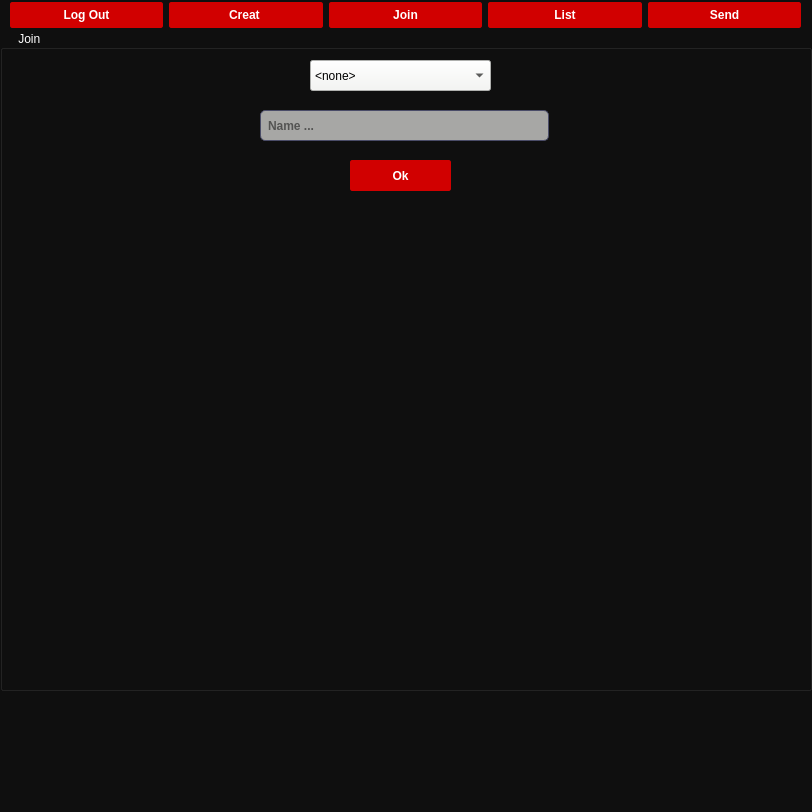
Qt form user_page.ui (Pouyaamini123/Messenger_smile_20) before a commit.
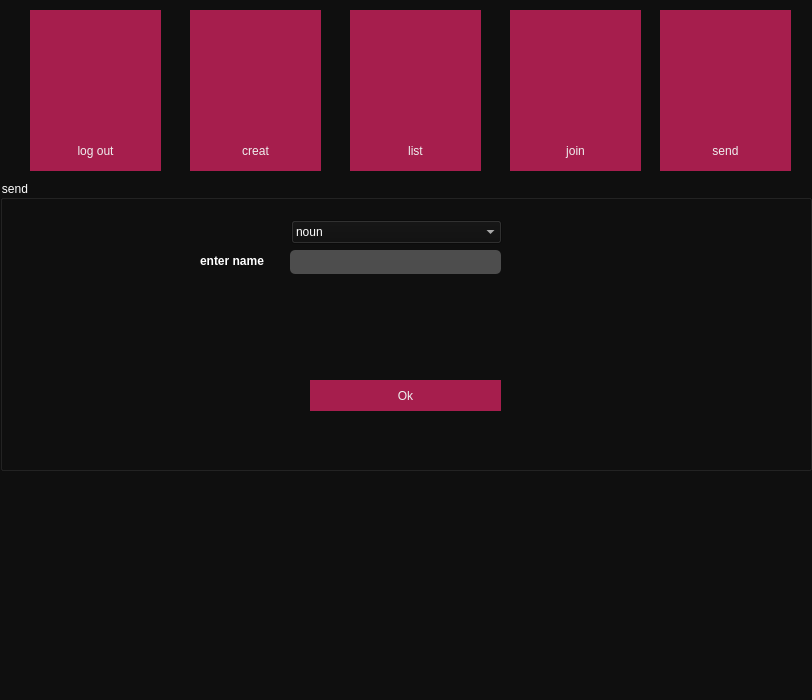
The same form after that commit. Icons and pictures are not drawn.

Patch:
```diff
--- a/user_page.ui
+++ b/user_page.ui
@@ -7,7 +7,7 @@
     <x>0</x>
     <y>0</y>
     <width>812</width>
-    <height>812</height>
+    <height>700</height>
    </rect>
   </property>
   <property name="windowTitle">
@@ -60,13 +60,11 @@
 /*-----QPushButton-----*/
 QPushButton
 {
-	background-color: #d10000;
-	color: #fff;
-	font-weight: bold;
-	border: 1px solid #d10000;  
-	border-radius: 2px;
-	padding: 5px;
-
+background-color: #a61e4d;
+  color: #efefef;
+  border: none;
+  text-align: center;
+  padding: 10px 20px;
 }
 
 
@@ -182,66 +180,13 @@
 }
 </string>
   </property>
-  <widget class="QWidget" name="horizontalLayoutWidget">
-   <property name="geometry">
-    <rect>
-     <x>10</x>
-     <y>0</y>
-     <width>791</width>
-     <height>31</height>
-    </rect>
-   </property>
-   <layout class="QHBoxLayout" name="horizontalLayout">
-    <item>
-     <widget class="QPushButton" name="pushButton">
-      <property name="text">
-       <string>Log Out</string>
-      </property>
-      <property name="iconSize">
-       <size>
-        <width>20</width>
-        <height>20</height>
-       </size>
-      </property>
-     </widget>
-    </item>
-    <item>
-     <widget class="QPushButton" name="pushButton_5">
-      <property name="text">
-       <string>Creat </string>
-      </property>
-     </widget>
-    </item>
-    <item>
-     <widget class="QPushButton" name="pushButton_3">
-      <property name="text">
-       <string>Join</string>
-      </property>
-     </widget>
-    </item>
-    <item>
-     <widget class="QPushButton" name="pushButton_2">
-      <property name="text">
-       <string>List</string>
-      </property>
-     </widget>
-    </item>
-    <item>
-     <widget class="QPushButton" name="pushButton_4">
-      <property name="text">
-       <string>Send</string>
-      </property>
-     </widget>
-    </item>
-   </layout>
-  </widget>
   <widget class="QGroupBox" name="groupBox">
    <property name="geometry">
     <rect>
      <x>0</x>
-     <y>30</y>
+     <y>180</y>
      <width>812</width>
-     <height>251</height>
+     <height>291</height>
     </rect>
    </property>
    <property name="title">
@@ -1131,9 +1076,9 @@
    <property name="geometry">
     <rect>
      <x>0</x>
-     <y>30</y>
+     <y>180</y>
      <width>812</width>
-     <height>501</height>
+     <height>291</height>
     </rect>
    </property>
    <property name="title">
@@ -1157,7 +1102,7 @@
      <rect>
       <x>140</x>
       <y>80</y>
-      <width>561</width>
+      <width>600</width>
       <height>171</height>
      </rect>
     </property>
@@ -1430,6 +1375,9 @@
        </property>
       </widget>
      </item>
+     <item>
+      <layout class="QHBoxLayout" name="horizontalLayout"/>
+     </item>
      <item>
       <widget class="QScrollBar" name="verticalScrollBar">
        <property name="orientation">
@@ -1469,9 +1417,9 @@
    <property name="geometry">
     <rect>
      <x>0</x>
-     <y>30</y>
-     <width>812</width>
-     <height>661</height>
+     <y>180</y>
+     <width>811</width>
+     <height>291</height>
     </rect>
    </property>
    <property name="title">
@@ -2034,7 +1982,7 @@
 </string>
     </property>
     <property name="text">
-     <string/>
+     <string> Thread started</string>
     </property>
     <property name="placeholderText">
      <string>Name ...</string>
@@ -2054,6 +2002,281 @@
     </property>
    </widget>
   </widget>
+  <widget class="QPushButton" name="pushButton_5">
+   <property name="geometry">
+    <rect>
+     <x>190</x>
+     <y>10</y>
+     <width>131</width>
+     <height>121</height>
+    </rect>
+   </property>
+   <property name="text">
+    <string/>
+   </property>
+   <property name="icon">
+    <iconset resource="image.qrc">
+     <normaloff>:/new/prefix1/download (1).png</normaloff>:/new/prefix1/download (1).png</iconset>
+   </property>
+   <property name="iconSize">
+    <size>
+     <width>100</width>
+     <height>100</height>
+    </size>
+   </property>
+  </widget>
+  <widget class="QPushButton" name="pushButton_4">
+   <property name="geometry">
+    <rect>
+     <x>660</x>
+     <y>10</y>
+     <width>131</width>
+     <height>121</height>
+    </rect>
+   </property>
+   <property name="text">
+    <string/>
+   </property>
+   <property name="icon">
+    <iconset resource="image.qrc">
+     <normaloff>:/new/prefix1/images (1).png</normaloff>:/new/prefix1/images (1).png</iconset>
+   </property>
+   <property name="iconSize">
+    <size>
+     <width>100</width>
+     <height>100</height>
+    </size>
+   </property>
+  </widget>
+  <widget class="QPushButton" name="pushButton">
+   <property name="geometry">
+    <rect>
+     <x>30</x>
+     <y>10</y>
+     <width>131</width>
+     <height>121</height>
+    </rect>
+   </property>
+   <property name="text">
+    <string/>
+   </property>
+   <property name="icon">
+    <iconset resource="image.qrc">
+     <normaloff>:/new/prefix1/vector-logout-sign-icon.jpg</normaloff>:/new/prefix1/vector-logout-sign-icon.jpg</iconset>
+   </property>
+   <property name="iconSize">
+    <size>
+     <width>100</width>
+     <height>100</height>
+    </size>
+   </property>
+  </widget>
+  <widget class="QPushButton" name="pushButton_2">
+   <property name="geometry">
+    <rect>
+     <x>350</x>
+     <y>10</y>
+     <width>131</width>
+     <height>121</height>
+    </rect>
+   </property>
+   <property name="text">
+    <string/>
+   </property>
+   <property name="icon">
+    <iconset resource="image.qrc">
+     <normaloff>:/new/prefix1/download (2).png</normaloff>:/new/prefix1/download (2).png</iconset>
+   </property>
+   <property name="iconSize">
+    <size>
+     <width>100</width>
+     <height>100</height>
+    </size>
+   </property>
+  </widget>
+  <widget class="QPushButton" name="pushButton_3">
+   <property name="geometry">
+    <rect>
+     <x>510</x>
+     <y>10</y>
+     <width>131</width>
+     <height>121</height>
+    </rect>
+   </property>
+   <property name="minimumSize">
+    <size>
+     <width>0</width>
+     <height>120</height>
+    </size>
+   </property>
+   <property name="text">
+    <string/>
+   </property>
+   <property name="icon">
+    <iconset resource="image.qrc">
+     <normaloff>:/new/prefix1/download.png</normaloff>:/new/prefix1/download.png</iconset>
+   </property>
+   <property name="iconSize">
+    <size>
+     <width>95</width>
+     <height>95</height>
+    </size>
+   </property>
+  </widget>
+  <widget class="QPushButton" name="pushButton_9">
+   <property name="geometry">
+    <rect>
+     <x>510</x>
+     <y>130</y>
+     <width>131</width>
+     <height>41</height>
+    </rect>
+   </property>
+   <property name="text">
+    <string>join</string>
+   </property>
+  </widget>
+  <widget class="QPushButton" name="pushButton_10">
+   <property name="geometry">
+    <rect>
+     <x>660</x>
+     <y>130</y>
+     <width>131</width>
+     <height>41</height>
+    </rect>
+   </property>
+   <property name="text">
+    <string>send</string>
+   </property>
+  </widget>
+  <widget class="QPushButton" name="pushButton_11">
+   <property name="geometry">
+    <rect>
+     <x>350</x>
+     <y>130</y>
+     <width>131</width>
+     <height>41</height>
+    </rect>
+   </property>
+   <property name="text">
+    <string>list</string>
+   </property>
+  </widget>
+  <widget class="QPushButton" name="pushButton_12">
+   <property name="geometry">
+    <rect>
+     <x>190</x>
+     <y>130</y>
+     <width>131</width>
+     <height>41</height>
+    </rect>
+   </property>
+   <property name="text">
+    <string>creat</string>
+   </property>
+  </widget>
+  <widget class="QPushButton" name="pushButton_13">
+   <property name="geometry">
+    <rect>
+     <x>30</x>
+     <y>130</y>
+     <width>131</width>
+     <height>41</height>
+    </rect>
+   </property>
+   <property name="text">
+    <string>log out</string>
+   </property>
+  </widget>
+  <widget class="QGroupBox" name="groupBox_6">
+   <property name="geometry">
+    <rect>
+     <x>0</x>
+     <y>180</y>
+     <width>812</width>
+     <height>291</height>
+    </rect>
+   </property>
+   <property name="title">
+    <string>send</string>
+   </property>
+   <widget class="QPushButton" name="pushButton_14">
+    <property name="geometry">
+     <rect>
+      <x>310</x>
+      <y>200</y>
+      <width>191</width>
+      <height>31</height>
+     </rect>
+    </property>
+    <property name="text">
+     <string>Ok</string>
+    </property>
+   </widget>
+   <widget class="QComboBox" name="comboBox_4">
+    <property name="geometry">
+     <rect>
+      <x>291</x>
+      <y>40</y>
+      <width>211</width>
+      <height>24</height>
+     </rect>
+    </property>
+    <item>
+     <property name="text">
+      <string>noun</string>
+     </property>
+    </item>
+    <item>
+     <property name="text">
+      <string>user</string>
+     </property>
+    </item>
+    <item>
+     <property name="text">
+      <string>group</string>
+     </property>
+    </item>
+    <item>
+     <property name="text">
+      <string>channel</string>
+     </property>
+    </item>
+    <item>
+     <property name="text">
+      <string/>
+     </property>
+    </item>
+    <item>
+     <property name="text">
+      <string/>
+     </property>
+    </item>
+   </widget>
+   <widget class="QLineEdit" name="lineEdit_4">
+    <property name="geometry">
+     <rect>
+      <x>290</x>
+      <y>70</y>
+      <width>211</width>
+      <height>24</height>
+     </rect>
+    </property>
+   </widget>
+   <widget class="QLabel" name="label">
+    <property name="geometry">
+     <rect>
+      <x>200</x>
+      <y>70</y>
+      <width>81</width>
+      <height>21</height>
+     </rect>
+    </property>
+    <property name="text">
+     <string>enter name</string>
+    </property>
+   </widget>
+  </widget>
  </widget>
  <resources/>
  <connections/>
```
Left out of the diff: 4 changed lines with no effect on the pictures.
